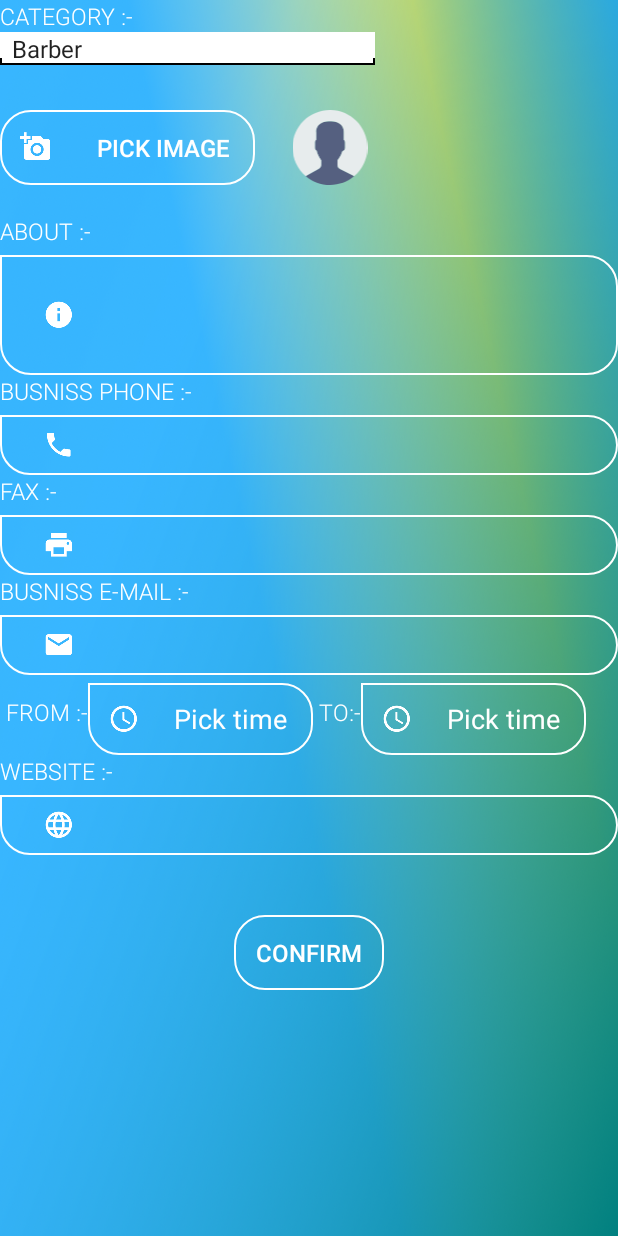
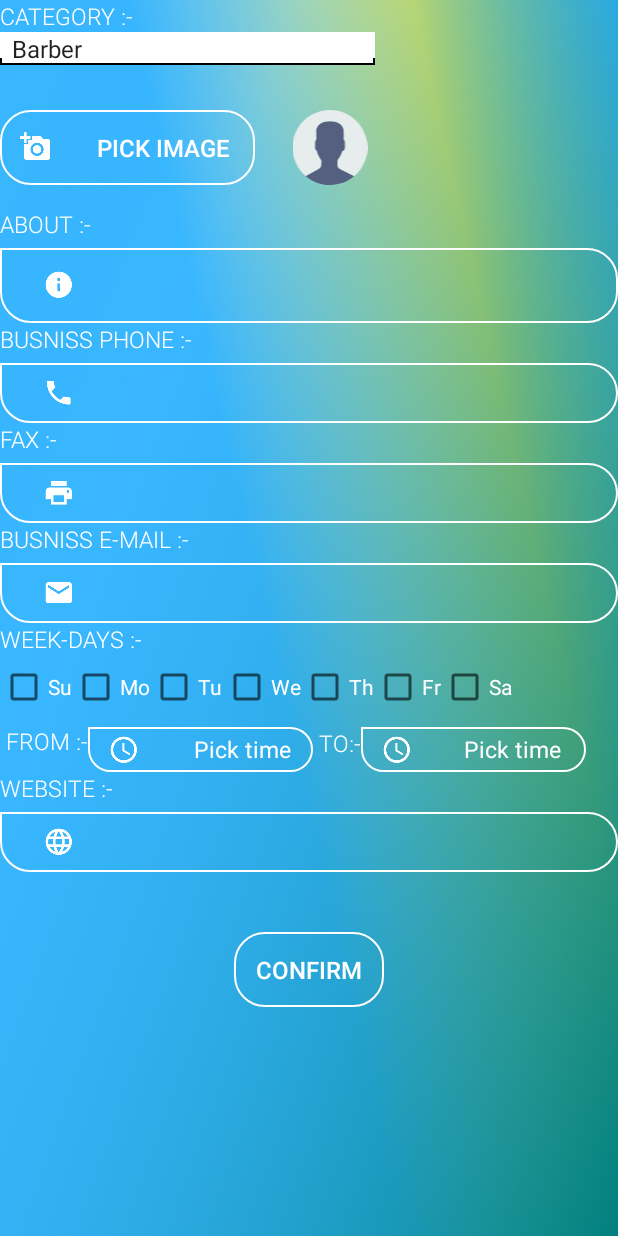
Before and after one commit to ArkanJbali/DiscloStore, an Android app: the busniss_reg screen opened directly, with no data from a screen before it, on a phone screen of 412 x 824 dp. Run offline under Robolectric (Android 15) with nearby library versions, the phone set to English and light mode, and no system bars.

Commit message:
suleiman: registration time picker ,

```diff
--- a/app/src/main/java/com/app/arkan/disclostore/busniss_reg.java
+++ b/app/src/main/java/com/app/arkan/disclostore/busniss_reg.java
@@ -27,6 +27,7 @@ import android.view.View;
 import android.widget.AdapterView;
 import android.widget.ArrayAdapter;
 import android.widget.Button;
+import android.widget.CheckBox;
 import android.widget.EditText;
 import android.widget.ImageView;
 import android.widget.Spinner;
@@ -41,8 +42,18 @@ public class busniss_reg extends Activity implements OnItemSelectedListener ,Vie
     private Button pickImage;
     EditText ea,ebp,ef,ebe,ew;
     Button add;
-    EditText chooseTime ;
-    EditText chooseTime1 ;
+    TextView chooseTime ;
+    TextView chooseTime1 ;
+    CheckBox su;
+    CheckBox mo;
+    CheckBox tu;
+    CheckBox we;
+    CheckBox th ;
+    CheckBox fr;
+    CheckBox sa;
+    String data="";
+    String day="";
+    String cat="";
     private static final int SELECT_PHOTO = 1;
     private static final int CAPTURE_PHOTO = 2;
 
@@ -58,8 +69,8 @@ public class busniss_reg extends Activity implements OnItemSelectedListener ,Vie
 public void onCreate(Bundle savedInstanceState) {
         super.onCreate(savedInstanceState);
         setContentView(R.layout.activity_busniss_reg);
-        chooseTime=(EditText)findViewById(R.id.etChooseTime);
-        chooseTime1=(EditText)findViewById(R.id.etChooseTime);
+        chooseTime=(TextView)findViewById(R.id.etChooseTime);
+        chooseTime1=(TextView)findViewById(R.id.etChooseTime1);
         profileImageView = (ImageView) findViewById(R.id.profileImageView);
         pickImage = (Button) findViewById(R.id.pick_image);
          ea=(EditText)findViewById(R.id.ea);
@@ -68,9 +79,17 @@ public void onCreate(Bundle savedInstanceState) {
          ebe=(EditText)findViewById(R.id.ebe);
          ew=(EditText)findViewById(R.id.ew);
          add=(Button)findViewById(R.id.add);
-         add.setOnClickListener(new View.OnClickListener() {
+         su=(CheckBox)findViewById(R.id.chksu);
+         mo=(CheckBox)findViewById(R.id.chkmo);
+         tu=(CheckBox)findViewById(R.id.chktu);
+         we=(CheckBox)findViewById(R.id.chkwe);
+         th=(CheckBox)findViewById(R.id.chkth);
+         fr=(CheckBox)findViewById(R.id.chkfr);
+         sa=(CheckBox)findViewById(R.id.chksa);
+        add.setOnClickListener(new View.OnClickListener() {
              @Override
              public void onClick(View v) {
+                 dis();
                  /*
                  profileImageView.setDrawingCacheEnabled(true);
                  profileImageView.buildDrawingCache();
@@ -108,7 +127,7 @@ public void onCreate(Bundle savedInstanceState) {
                 TimePickerDialog timePickerDialog = new TimePickerDialog(busniss_reg.this,R.style.MyTimePickerDialogStyle, new TimePickerDialog.OnTimeSetListener() {
                     @Override
                     public void onTimeSet(TimePicker timePicker, int hourOfDay, int minutes) {
-                        chooseTime.setText(" "+hourOfDay + ":" + minutes);
+                        chooseTime1.setText(" "+hourOfDay + ":" + minutes);
                     }
                 }, 0, 0, false);
                 timePickerDialog.show();
@@ -168,7 +187,7 @@ public void onCreate(Bundle savedInstanceState) {
 public void onItemSelected(AdapterView<?> parent, View view, int position, long id) {
         // On selecting a spinner item
         String item = parent.getItemAtPosition(position).toString()+id;
-
+cat=item;
         // Showing selected spinner item
         Toast.makeText(parent.getContext(), "Selected: " + item, Toast.LENGTH_LONG).show();
         }
@@ -352,4 +371,22 @@ if (check()){
         return true;
         else return false;
     }
+    public void dis(){
+     if(su.isChecked()){ day+="Su ,";}
+     if(mo.isChecked()){ day+="Mo ,";}
+     if(tu.isChecked()){ day+="Tu ,";}
+     if(we.isChecked()){ day+="We ,";}
+     if(th.isChecked()){ day+="Th ,";}
+     if(fr.isChecked()){ day+="Fr ,";}
+     if(sa.isChecked()){ day+="Sa ,";}
+     day+="\n"+chooseTime.getText().toString()+"-"+chooseTime1.getText().toString();
+     data+=cat="\n";
+     data+=ea.getText().toString()+"\n";
+     data+=ebp.getText().toString()+"\n";
+     data+=ef.getText().toString()+"\n";
+     data+=ebe.getText().toString()+"\n";
+     data+=ew.getText().toString()+"\n";
+     Toast.makeText(this, data, Toast.LENGTH_SHORT).show();
+        Toast.makeText(this, day, Toast.LENGTH_SHORT).show();
+    }
 }
--- a/app/src/main/res/layout/activity_busniss_reg.xml
+++ b/app/src/main/res/layout/activity_busniss_reg.xml
@@ -69,7 +69,7 @@ android:layout_below="@+id/Category"
         android:orientation="vertical"
         android:id="@+id/about"
         android:layout_below="@id/pick_image"
-        android:layout_marginTop="20dp"
+        android:layout_marginTop="15dp"
         >
 
         <TextView
@@ -85,7 +85,7 @@ android:layout_below="@+id/Category"
 
         <EditText
             android:layout_width="match_parent"
-            android:layout_height="80dp"
+            android:layout_height="50dp"
             android:layout_marginTop="5dp"
             android:background="@drawable/et_bg"
             android:fontFamily="sans-serif-light"
@@ -116,18 +116,18 @@ android:layout_below="@+id/Category"
             android:textSize="15sp" />
 
         <EditText
+            android:id="@+id/ebp"
             android:layout_width="match_parent"
             android:layout_height="40dp"
             android:layout_marginTop="5dp"
             android:background="@drawable/et_bg"
+            android:drawableLeft="@mipmap/telphone_icon"
             android:fontFamily="sans-serif-light"
+            android:inputType="phone"
             android:paddingLeft="15dp"
             android:paddingRight="15dp"
             android:textColor="@color/white"
-            android:textSize="15sp"
-            android:id="@+id/ebp"
-            android:drawableLeft="@mipmap/telphone_icon"
-            />
+            android:textSize="15sp" />
 
     </LinearLayout>
     <LinearLayout
@@ -157,6 +157,7 @@ android:layout_below="@+id/Category"
             android:paddingRight="15dp"
             android:textColor="@color/white"
             android:textSize="15sp"
+            android:inputType="phone"
             android:id="@+id/ef"
             android:drawableLeft="@mipmap/fax_icon"
             />
@@ -189,6 +190,7 @@ android:layout_below="@+id/Category"
             android:paddingRight="15dp"
             android:textColor="@color/white"
             android:textSize="15sp"
+            android:inputType="textEmailAddress"
             android:id="@+id/ebe"
             android:drawableLeft="@mipmap/email_icon"
             />
@@ -201,10 +203,73 @@ android:layout_below="@+id/Category"
         android:id="@+id/url"
         android:layout_below="@id/bemail"
         >
+        <TextView
+            android:layout_width="wrap_content"
+            android:layout_height="wrap_content"
+            android:fontFamily="sans-serif-light"
+            android:text="week-days :-"
+            android:textAllCaps="true"
+            android:textColor="@color/white"
+            android:textSize="15sp" />
+    <LinearLayout
+        android:layout_width="match_parent"
+        android:layout_height="wrap_content"
+        android:orientation="horizontal"
+        android:layout_marginTop="5dp"
+        >
+        <CheckBox
+            android:id="@+id/chksu"
+            android:layout_width="wrap_content"
+            android:layout_height="wrap_content"
+            android:text="Su"
+            android:textColor="@color/white"/>
+
+        <CheckBox
+            android:id="@+id/chkmo"
+            android:layout_width="wrap_content"
+            android:layout_height="wrap_content"
+            android:text="Mo"
+            android:textColor="@color/white"/>
+
+        <CheckBox
+            android:id="@+id/chktu"
+            android:layout_width="wrap_content"
+            android:layout_height="wrap_content"
+            android:text="Tu"
+            android:textColor="@color/white"/>
+        <CheckBox
+            android:id="@+id/chkwe"
+            android:layout_width="wrap_content"
+            android:layout_height="wrap_content"
+            android:text="We"
+            android:textColor="@color/white"/>
+        <CheckBox
+            android:id="@+id/chkth"
+            android:layout_width="wrap_content"
+            android:layout_height="wrap_content"
+            android:text="Th"
+            android:textColor="@color/white"/>
+        <CheckBox
+            android:id="@+id/chkfr"
+            android:layout_width="wrap_content"
+            android:layout_height="wrap_content"
+            android:text="Fr"
+            android:textColor="@color/white"/>
+        <CheckBox
+            android:id="@+id/chksa"
+            android:layout_width="wrap_content"
+            android:layout_height="wrap_content"
+            android:text="Sa"
+            android:textColor="@color/white"/>
+
+
+
+    </LinearLayout>
         <LinearLayout
             android:layout_width="match_parent"
             android:layout_height="wrap_content"
             android:orientation="horizontal"
+            android:layout_marginTop="5dp"
             >
 
             <TextView
@@ -215,9 +280,10 @@ android:layout_below="@+id/Category"
                 android:textAllCaps="true"
                 android:textColor="@color/white"
                 android:textSize="15sp" />
-            <EditText
+            <TextView
                 android:id="@+id/etChooseTime"
                 android:layout_width="150dp"
+                android:height="30dp"
                 android:background="@drawable/et_bg"
                 android:textColor="@color/white"
                 android:layout_marginTop="5dp"
@@ -225,6 +291,8 @@ android:layout_below="@+id/Category"
                 android:layout_centerHorizontal="true"
                 android:layout_centerVertical="true"
                 android:hint="  Pick time"
+                android:gravity="center"
+                android:textSize="15dp"
                 android:drawableLeft="@mipmap/time"
                 android:textColorHint="@color/white"/>
             <TextView
@@ -232,19 +300,24 @@ android:layout_below="@+id/Category"
                 android:layout_height="wrap_content"
                 android:fontFamily="sans-serif-light"
                 android:text=" To:-"
+                android:layout_marginTop="1dp"
                 android:textAllCaps="true"
                 android:textColor="@color/white"
                 android:textSize="15sp" />
-            <EditText
+            <TextView
                 android:id="@+id/etChooseTime1"
                 android:layout_width="150dp"
+                android:height="30dp"
                 android:background="@drawable/et_bg"
                 android:textColor="@color/white"
                 android:layout_marginTop="5dp"
                 android:layout_height="wrap_content"
                 android:layout_centerHorizontal="true"
                 android:layout_centerVertical="true"
-                android:hint="  Pick time"
+                android:hint=" Pick time"
+                android:textSize="15dp"
+                android:textAlignment="center"
+                android:gravity="center"
                 android:drawableLeft="@mipmap/time"
                 android:textColorHint="@color/white"/>
         </LinearLayout>
@@ -268,6 +341,7 @@ android:layout_below="@+id/Category"
             android:textColor="@color/white"
             android:textSize="15sp"
             android:id="@+id/ew"
+            android:inputType="text"
             android:drawableLeft="@mipmap/url_icon"
             />
 
```
